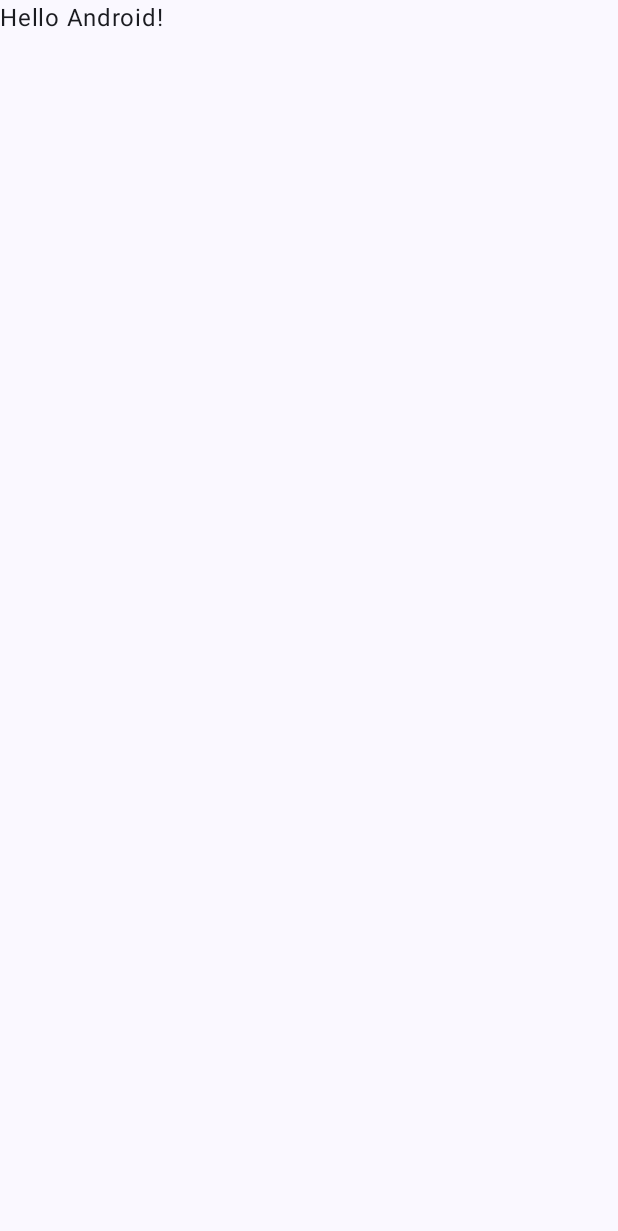
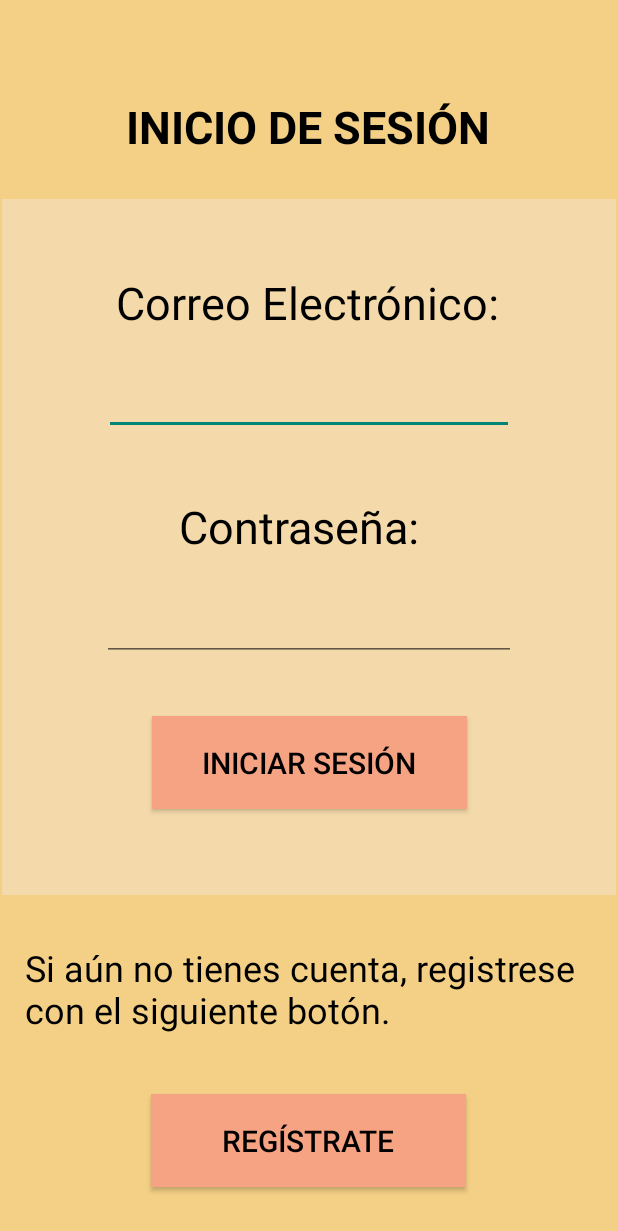
Before and after one commit to alepagu/APGMotor, an Android app built with Jetpack Compose: the screen it shows after launch (MainActivity), on a phone screen of 412 x 824 dp. Before the commit the part shown is almost empty. Shown: the top 1231 px of the screen. Run offline under Robolectric (Android 15) with nearby library versions, the phone set to English and light mode, and no system bars.

Commit message:
The commit includes login and registration of the application

```diff
--- a/app/build.gradle.kts
+++ b/app/build.gradle.kts
@@ -60,6 +60,9 @@ dependencies {
     implementation(libs.androidx.ui.tooling.preview)
     implementation(libs.androidx.material3)
     implementation(libs.androidx.constraintlayout)
+    implementation(libs.androidx.appcompat)
+    implementation(libs.material)
+    implementation(libs.androidx.activity)
     testImplementation(libs.junit)
     androidTestImplementation(libs.androidx.junit)
     androidTestImplementation(libs.androidx.espresso.core)
--- a/app/src/main/AndroidManifest.xml
+++ b/app/src/main/AndroidManifest.xml
@@ -13,6 +13,12 @@
         android:theme="@style/Theme.APGMotor"
         tools:targetApi="31">
         <activity
+            android:name=".pantalla_logo_apgmotor"
+            android:exported="false" />
+        <activity
+            android:name=".Registro"
+            android:exported="false" />
+        <activity
             android:name=".MainActivity"
             android:exported="true"
             android:label="@string/app_name"
--- a/app/src/main/java/com/example/apgmotor/MainActivity.kt
+++ b/app/src/main/java/com/example/apgmotor/MainActivity.kt
@@ -14,33 +14,12 @@ import com.example.apgmotor.ui.theme.APGMotorTheme
 
 class MainActivity : ComponentActivity() {
     override fun onCreate(savedInstanceState: Bundle?) {
+        //Pantalla con logo de aplicación
+        Thread.sleep(2000)
+        //setTheme(R.layout.activity_pantalla_logo_apgmotor)
+        //Preparación de la aplicación
         super.onCreate(savedInstanceState)
-        setContent {
-            APGMotorTheme {
-                // A surface container using the 'background' color from the theme
-                Surface(
-                    modifier = Modifier.fillMaxSize(),
-                    color = MaterialTheme.colorScheme.background
-                ) {
-                    Login("Android")
-                }
-            }
-        }
+        setContentView(R.layout.login_apgmotor)
+        //setContentView(R.layout.registro_apgmotor)
     }
 }
-
-@Composable
-fun Login(name: String, modifier: Modifier = Modifier) {
-    Text(
-        text = "Hello $name!",
-        modifier = modifier
-    )
-}
-
-@Preview(showBackground = true)
-@Composable
-fun LoginPreview() {
-    APGMotorTheme {
-        Login("Android")
-    }
-}
--- a/app/src/main/res/layout/login_apgmotor.xml
+++ b/app/src/main/res/layout/login_apgmotor.xml
@@ -12,7 +12,7 @@
         android:layout_width="wrap_content"
         android:layout_height="wrap_content"
         android:layout_marginStart="33dp"
-        android:layout_marginTop="120dp"
+        android:layout_marginTop="64dp"
         android:layout_marginEnd="33dp"
         android:baselineAligned="false"
         android:text="INICIO DE SESIÓN"
@@ -20,16 +20,16 @@
         android:textSize="30sp"
         android:textStyle="bold"
         app:layout_constraintEnd_toEndOf="parent"
-        app:layout_constraintHorizontal_bias="0.49"
+        app:layout_constraintHorizontal_bias="0.495"
         app:layout_constraintStart_toStartOf="parent"
         app:layout_constraintTop_toTopOf="parent" />
 
     <TextView
         android:id="@+id/textView"
-        android:layout_width="427dp"
-        android:layout_height="468dp"
+        android:layout_width="409dp"
+        android:layout_height="464dp"
         android:layout_marginStart="33dp"
-        android:layout_marginTop="24dp"
+        android:layout_marginTop="28dp"
         android:layout_marginEnd="33dp"
         android:background="#9AF6E1C2"
         app:layout_constraintEnd_toEndOf="parent"
@@ -46,12 +46,15 @@
         android:text="Si aún no tienes cuenta, registrese con el siguiente botón."
         android:textColor="#000000"
         android:textSize="24sp"
+        app:layout_constraintBottom_toBottomOf="parent"
         app:layout_constraintEnd_toEndOf="parent"
+        app:layout_constraintHorizontal_bias="0.586"
         app:layout_constraintStart_toStartOf="parent"
-        app:layout_constraintTop_toBottomOf="@+id/textView" />
+        app:layout_constraintTop_toBottomOf="@+id/textView"
+        app:layout_constraintVertical_bias="0.0" />
 
     <Button
-        android:id="@+id/bt_login"
+        android:id="@+id/bt_registrate"
         android:layout_width="210dp"
         android:layout_height="62dp"
         android:layout_marginStart="50dp"
@@ -60,10 +63,11 @@
         android:text="Regístrate"
         android:textColor="#000000"
         android:textSize="20sp"
+        app:layout_constraintBottom_toBottomOf="parent"
         app:layout_constraintEnd_toEndOf="parent"
         app:layout_constraintHorizontal_bias="0.498"
         app:layout_constraintStart_toStartOf="parent"
-        tools:layout_editor_absoluteY="791dp" />
+        app:layout_constraintTop_toBottomOf="@+id/descrip_text" />
 
     <Button
         android:id="@+id/bt_login"
@@ -75,30 +79,39 @@
         android:text="Iniciar Sesión"
         android:textColor="#000000"
         android:textSize="20sp"
+        app:layout_constraintBottom_toBottomOf="parent"
         app:layout_constraintEnd_toEndOf="parent"
-        app:layout_constraintHorizontal_bias="0.498"
+        app:layout_constraintHorizontal_bias="0.504"
         app:layout_constraintStart_toStartOf="parent"
-        tools:layout_editor_absoluteY="548dp" />
+        app:layout_constraintTop_toBottomOf="@+id/introducecontrasenna"
+        app:layout_constraintVertical_bias="0.115" />
+
+    <TextView
+        android:id="@+id/correo_text"
+        android:layout_width="268dp"
+        android:layout_height="41dp"
+        android:text="Correo Electrónico:"
+        android:textColor="#000000"
+        android:textSize="30sp"
+        app:layout_constraintBottom_toBottomOf="parent"
+        app:layout_constraintEnd_toEndOf="parent"
+        app:layout_constraintHorizontal_bias="0.538"
+        app:layout_constraintStart_toStartOf="parent"
+        app:layout_constraintTop_toBottomOf="@+id/login_apg"
+        app:layout_constraintVertical_bias="0.113" />
 
     <EditText
-        android:id="@+id/editTextTextEmailAddress3"
+        android:id="@+id/introducecorreo"
         android:layout_width="273dp"
         android:layout_height="41dp"
         android:ems="10"
         android:inputType="textEmailAddress"
         android:textColor="#000000"
-        tools:layout_editor_absoluteX="164dp"
-        tools:layout_editor_absoluteY="304dp" />
-
-    <TextView
-        android:id="@+id/pasword_text"
-        android:layout_width="268dp"
-        android:layout_height="41dp"
-        android:text="Correo Electrónico:"
-        android:textColor="#000000"
-        android:textSize="30sp"
-        tools:layout_editor_absoluteX="166dp"
-        tools:layout_editor_absoluteY="236dp" />
+        app:layout_constraintBottom_toBottomOf="parent"
+        app:layout_constraintEnd_toEndOf="parent"
+        app:layout_constraintStart_toStartOf="parent"
+        app:layout_constraintTop_toBottomOf="@+id/correo_text"
+        app:layout_constraintVertical_bias="0.047" />
 
     <TextView
         android:id="@+id/pasword_text"
@@ -107,16 +120,23 @@
         android:text="Contraseña:"
         android:textColor="#000000"
         android:textSize="30sp"
-        tools:layout_editor_absoluteX="214dp"
-        tools:layout_editor_absoluteY="385dp" />
+        app:layout_constraintBottom_toBottomOf="parent"
+        app:layout_constraintEnd_toEndOf="parent"
+        app:layout_constraintHorizontal_bias="0.497"
+        app:layout_constraintStart_toStartOf="parent"
+        app:layout_constraintTop_toBottomOf="@+id/introducecorreo"
+        app:layout_constraintVertical_bias="0.082" />
 
     <EditText
-        android:id="@+id/editTextTextPassword"
+        android:id="@+id/introducecontrasenna"
         android:layout_width="276dp"
         android:layout_height="47dp"
         android:ems="10"
         android:inputType="textPassword"
-        tools:layout_editor_absoluteX="161dp"
-        tools:layout_editor_absoluteY="441dp" />
+        app:layout_constraintBottom_toBottomOf="parent"
+        app:layout_constraintEnd_toEndOf="parent"
+        app:layout_constraintStart_toStartOf="parent"
+        app:layout_constraintTop_toBottomOf="@+id/pasword_text"
+        app:layout_constraintVertical_bias="0.051" />
 
 </androidx.constraintlayout.widget.ConstraintLayout>
--- a/app/src/main/res/values/colors.xml
+++ b/app/src/main/res/values/colors.xml
@@ -7,4 +7,6 @@
     <color name="teal_700">#FF018786</color>
     <color name="black">#FF000000</color>
     <color name="white">#FFFFFFFF</color>
+    <color name="primario">#F4D086</color>
+    <color name="secundario">#F6A384</color>
 </resources>
--- a/gradle/libs.versions.toml
+++ b/gradle/libs.versions.toml
@@ -9,6 +9,9 @@ lifecycleRuntimeKtx = "2.7.0"
 activityCompose = "1.9.0"
 composeBom = "2023.08.00"
 constraintlayout = "2.1.4"
+appcompat = "1.6.1"
+material = "1.11.0"
+activity = "1.8.0"
 
 [libraries]
 androidx-core-ktx = { group = "androidx.core", name = "core-ktx", version.ref = "coreKtx" }
@@ -26,6 +29,9 @@ androidx-ui-test-manifest = { group = "androidx.compose.ui", name = "ui-test-man
 androidx-ui-test-junit4 = { group = "androidx.compose.ui", name = "ui-test-junit4" }
 androidx-material3 = { group = "androidx.compose.material3", name = "material3" }
 androidx-constraintlayout = { group = "androidx.constraintlayout", name = "constraintlayout", version.ref = "constraintlayout" }
+androidx-appcompat = { group = "androidx.appcompat", name = "appcompat", version.ref = "appcompat" }
+material = { group = "com.google.android.material", name = "material", version.ref = "material" }
+androidx-activity = { group = "androidx.activity", name = "activity", version.ref = "activity" }
 
 [plugins]
 androidApplication = { id = "com.android.application", version.ref = "agp" }
```
Also changed, not shown: app/src/main/java/com/example/apgmotor/Registro.kt (added, +20 -0 lines), app/src/main/java/com/example/apgmotor/pantalla_logo_apgmotor.kt (added, +20 -0 lines), app/src/main/res/layout/activity_pantalla_logo_apgmotor.xml (added, +20 -0 lines), app/src/main/res/layout/registro_apgmotor.xml (added, +183 -0 lines), app/src/main/res/drawable/apgmotor.jpg (added).
